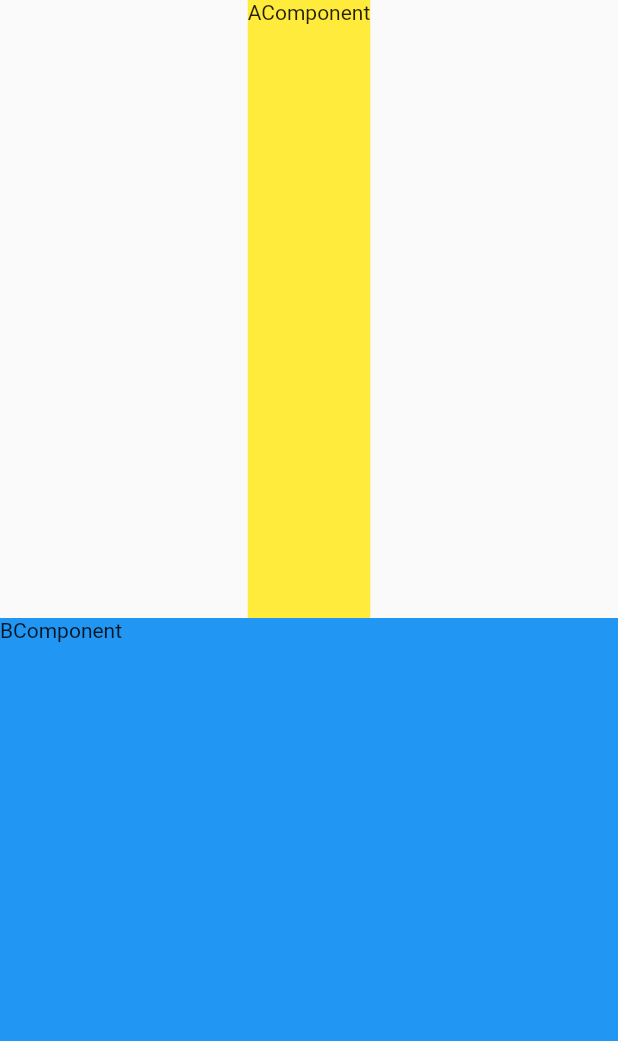
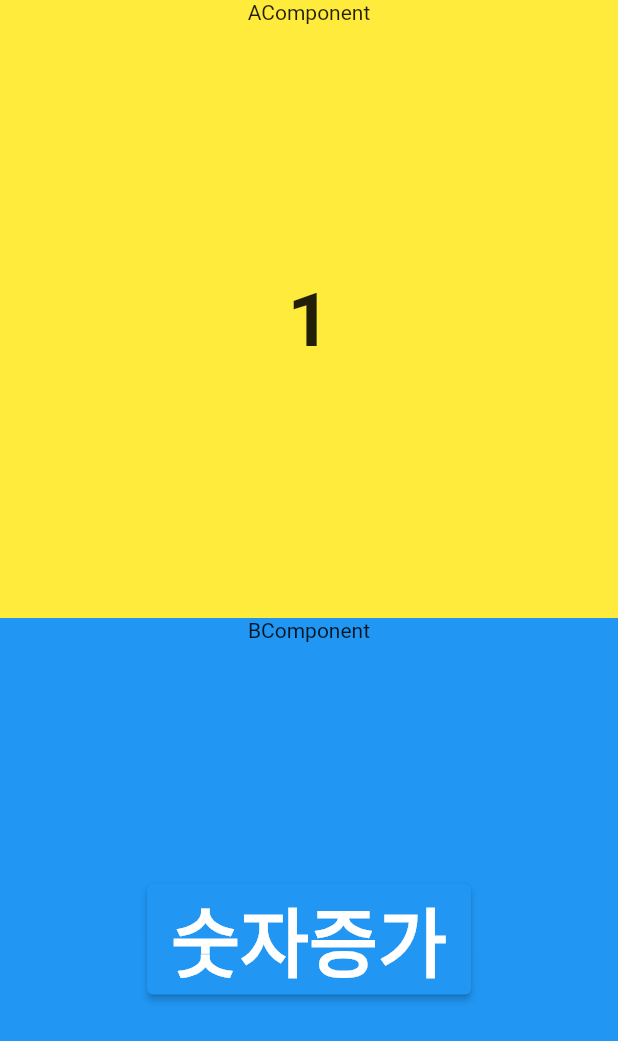
Before and after one commit to Jo-HyeRin/Flutter_State, a Flutter app: the screen it shows after launch, on a phone screen of 412 x 824 dp. Shown: the top 1041 px of the screen. Run offline on Flutter 3.47's test engine with Material 2 defaults, Android fonts, the phone set to English and light mode, and no system bars.

Commit message:
디자인 완료

```diff
--- a/lib/main.dart
+++ b/lib/main.dart
@@ -27,8 +27,11 @@ class HomePage extends StatefulWidget {
 class _HomePageState extends State<HomePage> {
   @override
   Widget build(BuildContext context) {
+    double size = MediaQuery.of(context).size.width;
+    double screenSize = size * 0.8;
     return Scaffold(
       body: Column(
+        crossAxisAlignment: CrossAxisAlignment.stretch,
         children: [
           Expanded(child: AComponent()),
           Expanded(child: BComponent()),
@@ -46,7 +49,12 @@ class AComponent extends StatelessWidget {
   Widget build(BuildContext context) {
     return Container(
       color: Colors.yellow,
-      child: Text("AComponent"),
+      child: Column(
+        children: [
+          Text("AComponent"),
+          Expanded(child: Align(child: Text("1", style: TextStyle(fontSize: 50, fontWeight: FontWeight.bold)))),
+        ],
+      ),
     );
   }
 }
@@ -57,11 +65,20 @@ class BComponent extends StatelessWidget {
 
   @override
   Widget build(BuildContext context) {
-    return SizedBox(
-      width: double.infinity,
-      child: Container(
-        color: Colors.blue,
-        child: Text("BComponent"),
+    return Container(
+      color: Colors.blue,
+      child: Column(
+        children: [
+          Text("BComponent"),
+          Expanded(
+            child: Align(
+              child: ElevatedButton(
+                onPressed: (){},
+                child: Text("숫자증가", style: TextStyle(fontSize: 50, fontWeight: FontWeight.bold)),
+              ),
+            ),
+          ),
+        ],
       ),
     );
   }
```
